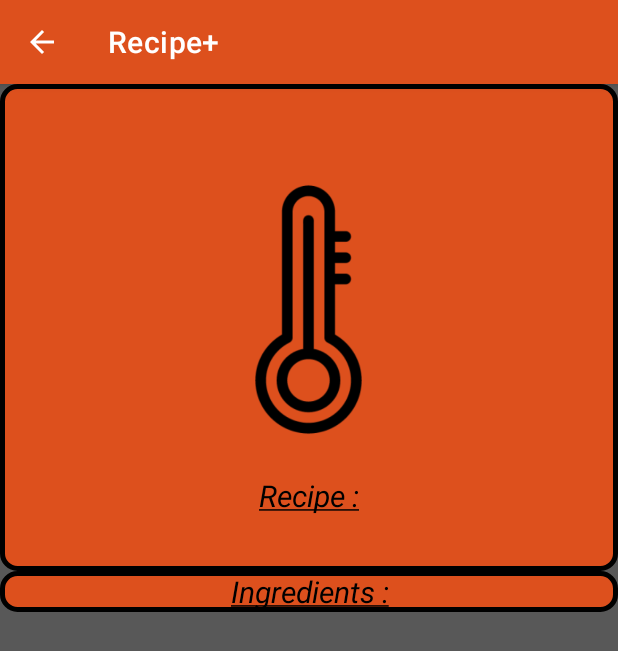
After one commit to monstrotac/RecipePlus, an Android app: the ShowRecipeActivity screen opened directly, with no data from a screen before it, on a phone screen of 412 x 824 dp. The commit adds this screen. Shown: the top 651 px of the screen. Run offline under Robolectric (Android 15) with nearby library versions, the phone set to English and light mode, and no system bars.

Commit message:
Added new pages and back buttons

```diff
--- a/app/src/main/java/uqac/dim/recipeplus/Ingredient.java
+++ b/app/src/main/java/uqac/dim/recipeplus/Ingredient.java
@@ -1,6 +1,8 @@
 package uqac.dim.recipeplus;
 
-public class Ingredient {
+import java.io.Serializable;
+
+public class Ingredient implements Serializable {
     private int id;
     private String name;
     private String desc;
--- a/app/src/main/java/uqac/dim/recipeplus/Recipe.java
+++ b/app/src/main/java/uqac/dim/recipeplus/Recipe.java
@@ -1,8 +1,9 @@
 package uqac.dim.recipeplus;
 
+import java.io.Serializable;
 import java.util.List;
 
-public class Recipe {
+public class Recipe implements Serializable {
     private int id;
     private String name;
     private String desc;
--- /dev/null
+++ b/app/src/main/java/uqac/dim/recipeplus/ShowRecipeActivity.java
@@ -0,0 +1,36 @@
+package uqac.dim.recipeplus;
+
+import android.os.Bundle;
+import android.view.View;
+import android.widget.LinearLayout;
+import android.widget.TextView;
+
+import androidx.appcompat.app.AppCompatActivity;
+
+public class ShowRecipeActivity extends AppCompatActivity {
+
+    @Override
+    protected void onCreate(Bundle savedInstanceState) {
+        super.onCreate(savedInstanceState);
+        setContentView(R.layout.drink_template);
+        getSupportActionBar().setDisplayHomeAsUpEnabled(true);
+        setPageData((Recipe) getIntent().getSerializableExtra("Recipe"));
+    }
+
+    private void setPageData (Recipe r){
+        if(r != null){
+            ((TextView)findViewById(R.id.drinkName)).setText(r.getName());
+            //((ImageView)view.findViewById(R.id.drinkImage)).setImageResource();
+            ((TextView)findViewById(R.id.drinkDesc)).setText(r.getDesc());
+
+            for(Ingredient ing:r.getIngredients()){
+                View tempView = getLayoutInflater().inflate(R.layout.ingredient_template, null,false);
+                ((TextView)tempView.findViewById(R.id.ingredientName)).setText("- " + ing.getName() + " :");
+                ((TextView)tempView.findViewById(R.id.ingredientDesc)).setText("[" + ing.getDesc() + "] :");
+                ((TextView)tempView.findViewById(R.id.ingredientPrice)).setText(Float.toString(ing.getAvgPrice()) + "$");
+
+                ((LinearLayout)findViewById(R.id.drinkIngredient)).addView(tempView);
+            }
+        }
+    }
+}
--- a/app/src/main/res/layout/activity_login.xml
+++ b/app/src/main/res/layout/activity_login.xml
@@ -4,7 +4,7 @@
     android:layout_width="match_parent"
     android:layout_height="match_parent"
 
-    tools:context=".MainActivity"
+    tools:context=".LoginActivity"
     android:orientation="vertical">
 
     <LinearLayout
--- a/app/src/main/res/layout/activity_register.xml
+++ b/app/src/main/res/layout/activity_register.xml
@@ -4,7 +4,7 @@
     android:layout_width="match_parent"
     android:layout_height="match_parent"
 
-    tools:context=".MainActivity"
+    tools:context=".RegisterActivity"
     android:orientation="vertical">
 
     <LinearLayout
--- a/app/src/main/res/layout/drink_template.xml
+++ b/app/src/main/res/layout/drink_template.xml
@@ -1,34 +1,70 @@
 <?xml version="1.0" encoding="utf-8"?>
 <LinearLayout xmlns:android="http://schemas.android.com/apk/res/android"
+    xmlns:tools="http://schemas.android.com/tools"
     android:layout_width="match_parent"
     android:layout_height="match_parent"
-    android:gravity="center"
+    android:gravity="start"
+
+    tools:context=".ShowRecipeActivity"
+    android:orientation="vertical">
+    <LinearLayout
+        android:layout_width="match_parent"
+        android:layout_height="wrap_content"
+        android:background="@drawable/layout_bg"
         android:orientation="vertical">
 
         <TextView
             android:layout_width="match_parent"
             android:layout_height="wrap_content"
+            android:gravity="center"
+            android:layout_marginTop="15dp"
+            android:theme="@style/Theme.RecipePlus.recipeName"
             android:id="@id/drinkName">
         </TextView>
 
         <ImageView
-        android:layout_width="wrap_content"
-        android:layout_height="wrap_content"
+            android:layout_width="170dp"
+            android:layout_height="170dp"
+            android:layout_gravity="center"
+            android:layout_marginTop="15dp"
+            android:src="@drawable/logo"
             android:id="@+id/drinkImage">
         </ImageView>
 
         <TextView
             android:layout_width="match_parent"
             android:layout_height="wrap_content"
+            android:layout_marginTop="25dp"
+            android:gravity="center"
+            android:theme="@style/Theme.RecipePlus.titles"
+            android:text="@string/recipe">
+        </TextView>
+
+        <TextView
+            android:layout_width="match_parent"
+            android:layout_height="wrap_content"
+            android:layout_marginStart="8dp"
+            android:layout_marginBottom="15dp"
+            android:theme="@style/Theme.RecipePlus.ingredients"
             android:id="@+id/drinkDesc">
         </TextView>
+    </LinearLayout>
 
-    <ScrollView
+
+    <LinearLayout
         android:layout_width="match_parent"
         android:layout_height="wrap_content"
-        android:id="@+id/drinkIngredient">
-
-    </ScrollView>
+        android:id="@+id/drinkIngredient"
+        android:background="@drawable/layout_bg"
+        android:orientation="vertical">
+        <TextView
+            android:layout_width="match_parent"
+            android:gravity="center"
+            android:theme="@style/Theme.RecipePlus.titles"
+            android:layout_height="wrap_content"
+            android:text="@string/ingredients">
+        </TextView>
+    </LinearLayout>
 
 
 </LinearLayout>
--- a/app/src/main/res/values/strings.xml
+++ b/app/src/main/res/values/strings.xml
@@ -8,5 +8,7 @@
     <string name="firstname">Firstname :</string>
     <string name="lastname">Lastname :</string>
     <string name="username">Username :</string>
+    <string name="ingredients"><i><u>Ingredients :</u></i></string>
+    <string name="recipe"><i><u>Recipe :</u></i></string>
 
 </resources>
--- a/app/src/main/res/values/themes.xml
+++ b/app/src/main/res/values/themes.xml
@@ -17,6 +17,19 @@
     <style name="Theme.RecipePlus.loginText" parent = "Theme.RecipePlus">
         <item name="android:textColor">#FFFFFF</item>
         <item name="android:background">@color/flame</item>
-        <item name="android:textSize">20dp</item>
+        <item name="android:textSize">20sp</item>
     </style>
+    <style name="Theme.RecipePlus.recipeName" parent = "Theme.RecipePlus">
+        <item name="android:textColor">#000000</item>
+        <item name="android:textSize">25sp</item>
+    </style>
+    <style name="Theme.RecipePlus.ingredients" parent = "Theme.RecipePlus">
+        <item name="android:textColor">#000000</item>
+        <item name="android:textSize">15sp</item>
+    </style>
+    <style name="Theme.RecipePlus.titles" parent = "Theme.RecipePlus">
+        <item name="android:textColor">#000000</item>
+        <item name="android:textSize">20sp</item>
+    </style>
+
 </resources>
```
Also changed, not shown: app/src/main/AndroidManifest.xml (+17 -0 lines), app/src/main/java/uqac/dim/recipeplus/LoginActivity.java (added, +22 -0 lines), app/src/main/java/uqac/dim/recipeplus/MainActivity.java (+10 -17 lines), app/src/main/java/uqac/dim/recipeplus/RecipeActivity.java (+36 -6 lines), app/src/main/java/uqac/dim/recipeplus/RegisterActivity.java (added, +22 -0 lines), app/src/main/res/layout/ingredient_template.xml (+10 -1 lines). Lines whose indentation alone changed are shown as unchanged.
